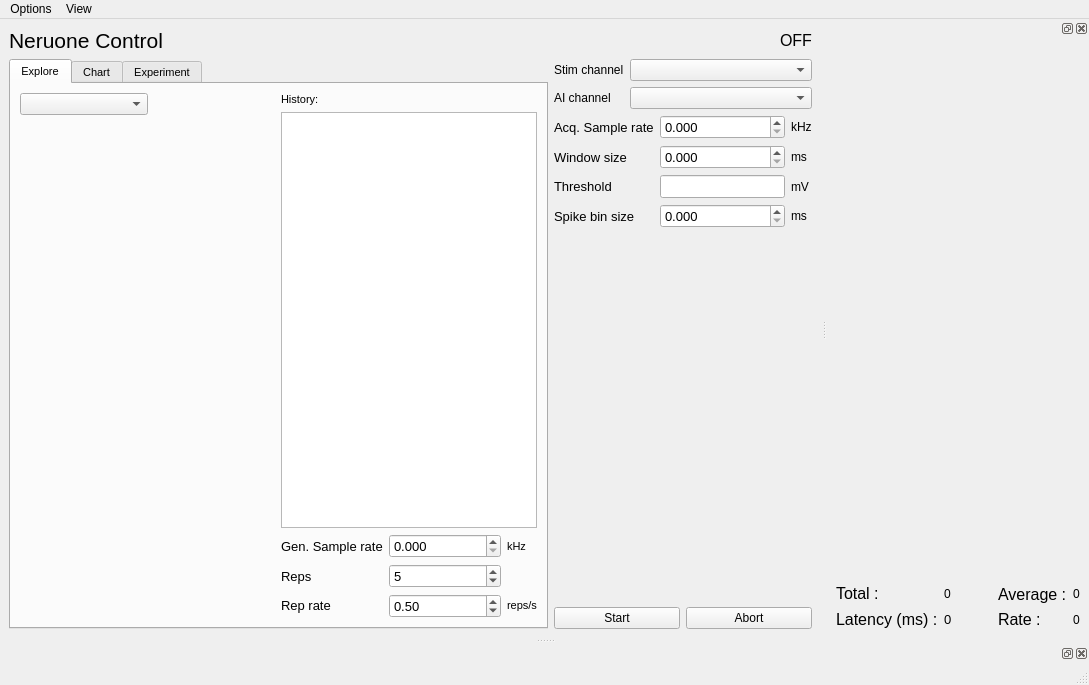
Before: the Qt Designer form spikeylab/main/main_control.ui in portfors-lab/sparkle, drawn with Qt 5.
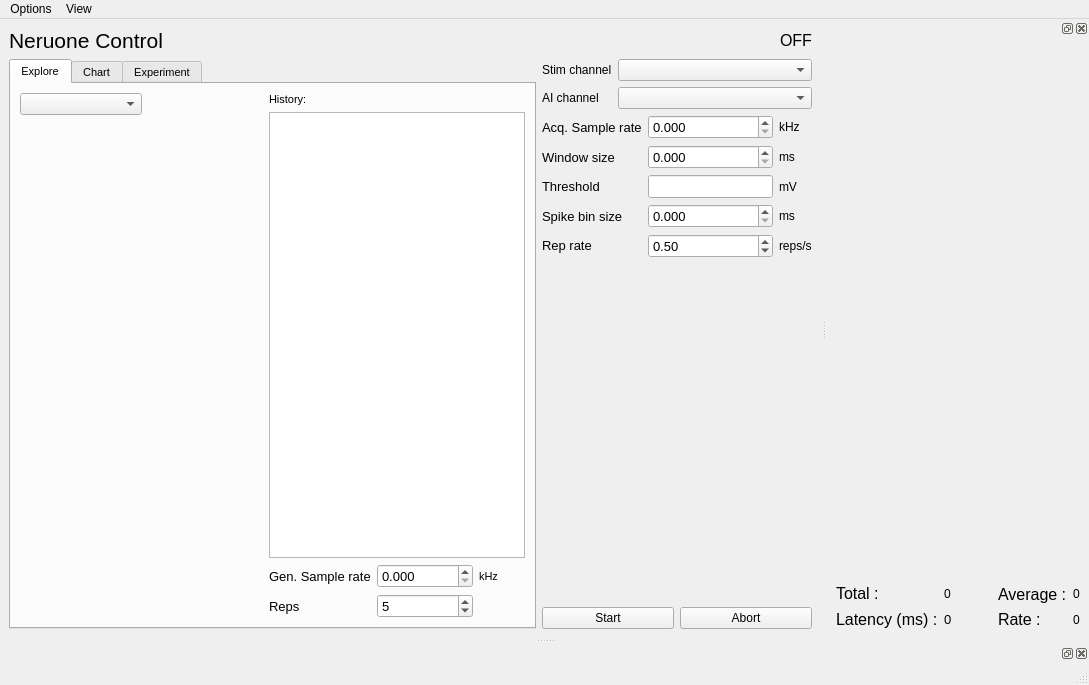
After: the same form once the commit is applied. The open tabs and pages were chosen to show the change. Custom widgets are drawn as their Qt base class.

What changed in the file:
```diff
--- a/spikeylab/main/main_control.ui
+++ b/spikeylab/main/main_control.ui
@@ -129,24 +129,6 @@
             </item>
             <item>
              <layout class="QGridLayout" name="gridLayout_7">
-              <item row="2" column="0">
-               <widget class="QLabel" name="label_35">
-                <property name="sizePolicy">
-                 <sizepolicy hsizetype="Fixed" vsizetype="Fixed">
-                  <horstretch>0</horstretch>
-                  <verstretch>0</verstretch>
-                 </sizepolicy>
-                </property>
-                <property name="font">
-                 <font>
-                  <pointsize>10</pointsize>
-                 </font>
-                </property>
-                <property name="text">
-                 <string>Rep rate</string>
-                </property>
-               </widget>
-              </item>
               <item row="1" column="0">
                <widget class="QLabel" name="label_39">
                 <property name="font">
@@ -177,37 +159,6 @@
                 </property>
                </widget>
               </item>
-              <item row="2" column="1">
-               <widget class="QDoubleSpinBox" name="ex_reprate_spnbx">
-                <property name="font">
-                 <font>
-                  <pointsize>10</pointsize>
-                 </font>
-                </property>
-                <property name="minimum">
-                 <double>0.100000000000000</double>
-                </property>
-                <property name="maximum">
-                 <double>10.000000000000000</double>
-                </property>
-                <property name="value">
-                 <double>0.500000000000000</double>
-                </property>
-               </widget>
-              </item>
-              <item row="2" column="2">
-               <widget class="QLabel" name="label_36">
-                <property name="sizePolicy">
-                 <sizepolicy hsizetype="Fixed" vsizetype="Fixed">
-                  <horstretch>0</horstretch>
-                  <verstretch>0</verstretch>
-                 </sizepolicy>
-                </property>
-                <property name="text">
-                 <string>reps/s</string>
-                </property>
-               </widget>
-              </item>
               <item row="0" column="0">
                <widget class="QLabel" name="label_6">
                 <property name="font">
@@ -451,6 +402,55 @@
             </property>
            </widget>
           </item>
+          <item row="5" column="1">
+           <widget class="QDoubleSpinBox" name="reprate_spnbx">
+            <property name="font">
+             <font>
+              <pointsize>10</pointsize>
+             </font>
+            </property>
+            <property name="minimum">
+             <double>0.100000000000000</double>
+            </property>
+            <property name="maximum">
+             <double>10.000000000000000</double>
+            </property>
+            <property name="value">
+             <double>0.500000000000000</double>
+            </property>
+           </widget>
+          </item>
+          <item row="5" column="0">
+           <widget class="QLabel" name="label_35">
+            <property name="sizePolicy">
+             <sizepolicy hsizetype="Fixed" vsizetype="Fixed">
+              <horstretch>0</horstretch>
+              <verstretch>0</verstretch>
+             </sizepolicy>
+            </property>
+            <property name="font">
+             <font>
+              <pointsize>10</pointsize>
+             </font>
+            </property>
+            <property name="text">
+             <string>Rep rate</string>
+            </property>
+           </widget>
+          </item>
+          <item row="5" column="2">
+           <widget class="QLabel" name="label_36">
+            <property name="sizePolicy">
+             <sizepolicy hsizetype="Fixed" vsizetype="Fixed">
+              <horstretch>0</horstretch>
+              <verstretch>0</verstretch>
+             </sizepolicy>
+            </property>
+            <property name="text">
+             <string>reps/s</string>
+            </property>
+           </widget>
+          </item>
          </layout>
         </item>
         <item>
```
Left out of the diff: 2 changed lines with no effect on the pictures.
